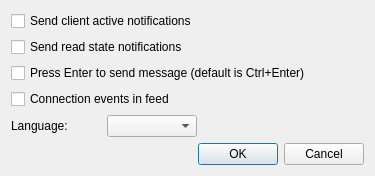
The window that qhangups/qhangupssettings.ui (xmikos/qhangups) describes before a commit, drawn with Qt 5.
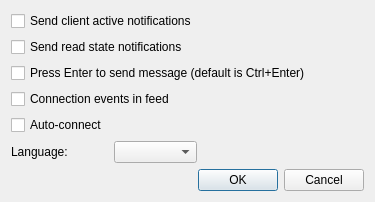
The same window after the commit.

Patch:
```diff
--- a/qhangups/qhangupssettings.ui
+++ b/qhangups/qhangupssettings.ui
@@ -21,7 +21,14 @@
      </property>
     </widget>
    </item>
-   <item row="5" column="1" colspan="2">
+   <item row="3" column="0" colspan="3">
+    <widget class="QCheckBox" name="connectionEventsCheckBox">
+     <property name="text">
+      <string>Connection events in feed</string>
+     </property>
+    </widget>
+   </item>
+   <item row="6" column="1" colspan="2">
     <widget class="QDialogButtonBox" name="buttonBox">
      <property name="orientation">
       <enum>Qt::Horizontal</enum>
@@ -31,7 +38,7 @@
      </property>
     </widget>
    </item>
-   <item row="4" column="0">
+   <item row="5" column="0">
     <widget class="QLabel" name="label">
      <property name="text">
       <string>Language:</string>
@@ -45,7 +52,7 @@
      </property>
     </widget>
    </item>
-   <item row="4" column="2">
+   <item row="5" column="2">
     <spacer name="horizontalSpacer">
      <property name="orientation">
       <enum>Qt::Horizontal</enum>
@@ -58,16 +65,6 @@
      </property>
     </spacer>
    </item>
-   <item row="4" column="1">
-    <widget class="QComboBox" name="languageComboBox"/>
-   </item>
-   <item row="3" column="0" colspan="3">
-    <widget class="QCheckBox" name="connectionEventsCheckBox">
-     <property name="text">
-      <string>Connection events in feed</string>
-     </property>
-    </widget>
-   </item>
    <item row="2" column="0" colspan="3">
     <widget class="QCheckBox" name="enterSendMessageCheckBox">
      <property name="text">
@@ -75,6 +72,16 @@
      </property>
     </widget>
    </item>
+   <item row="5" column="1">
+    <widget class="QComboBox" name="languageComboBox"/>
+   </item>
+   <item row="4" column="0">
+    <widget class="QCheckBox" name="autoConnectCheckBox">
+     <property name="text">
+      <string>Auto-connect</string>
+     </property>
+    </widget>
+   </item>
   </layout>
  </widget>
  <tabstops>
```
